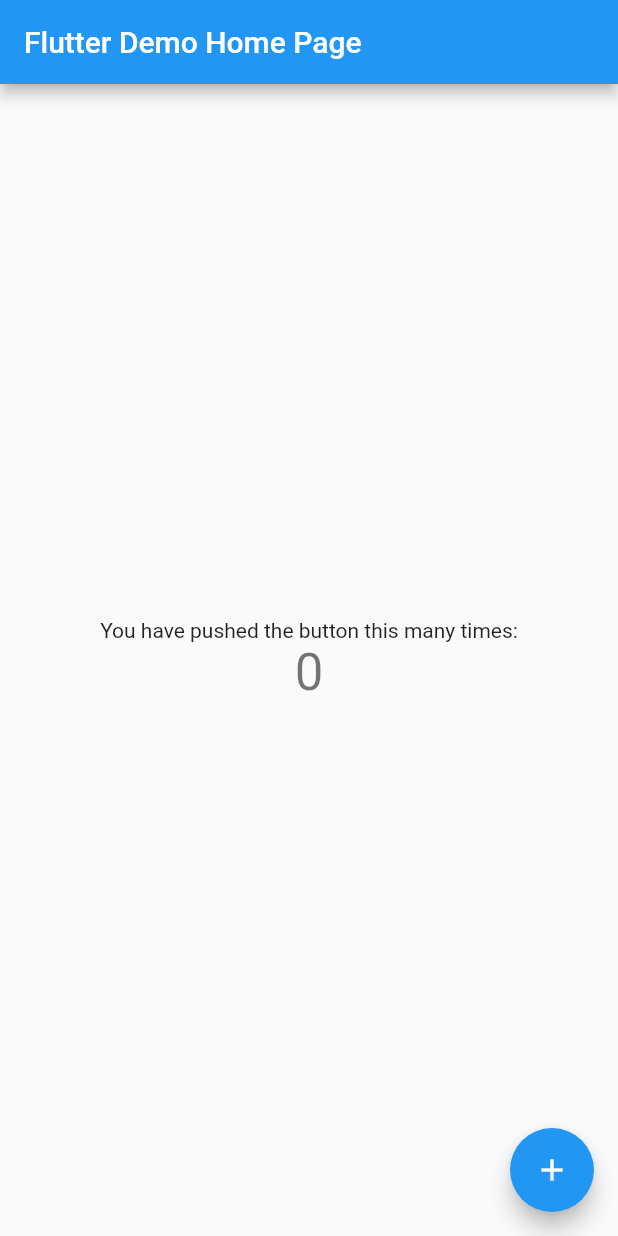
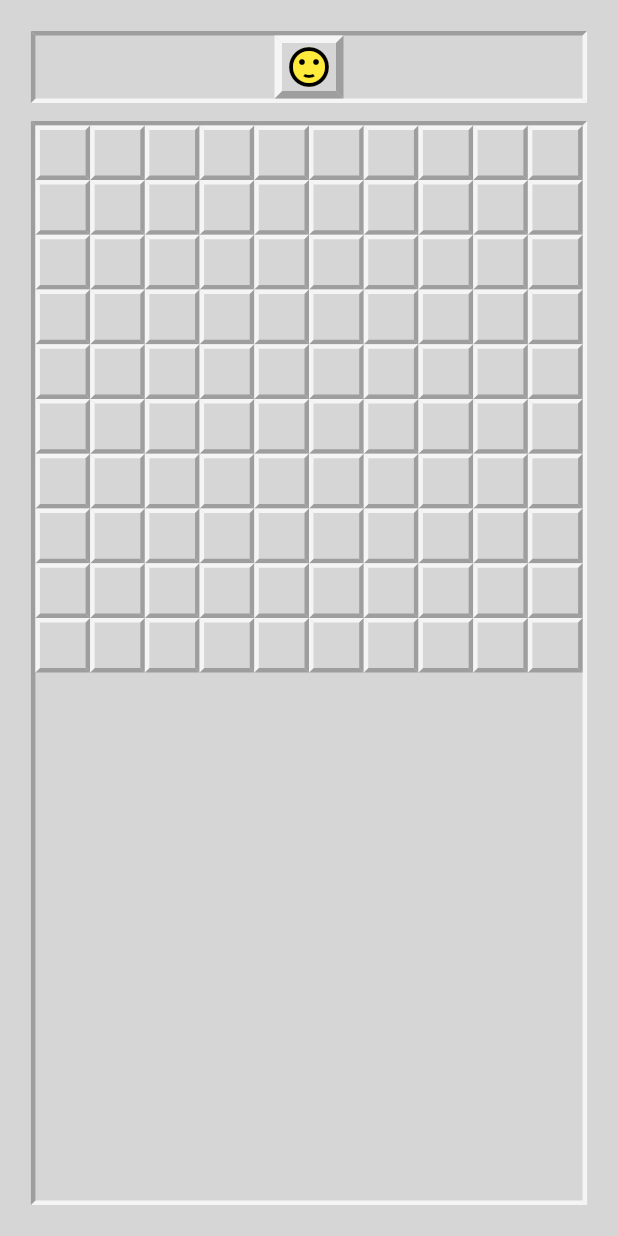
Before and after one commit to feroldi/minesweeper, a Flutter app: the screen it shows after launch, on a phone screen of 412 x 824 dp. Run offline on Flutter 3.47's test engine with Material 2 defaults, Android fonts, the phone set to English and light mode, and no system bars; our stand-ins replace async_redux.

Commit message:
Initial implementation of BoardPage
A `BoardPage` is an interactive widget that shows the player a
minesweeper game board. This is an initial implementation, so you can't
still customize a game's board (e.g., setting number of rows, columns
and mines). That'll be done on another change.

This change also doesn't come with unit tests. That's also coming in a
later commit.

```diff
--- a/client/lib/main.dart
+++ b/client/lib/main.dart
@@ -1,111 +1,71 @@
+import 'package:async_redux/async_redux.dart';
 import 'package:flutter/material.dart';
 
-void main() => runApp(MyApp());
+import 'package:client/minesweeper/board_page_CONNECTOR_widget.dart';
+import 'package:business/minesweeper/models/board_state.dart';
+import 'package:business/minesweeper/models/board_options.dart';
+import 'package:business/minesweeper/models/board_dimensions.dart';
+
+Store<BoardState> store;
+
+void main() {
+  store = Store<BoardState>(
+      initialState: BoardState.generateRandomBoard(
+    options: BoardOptions(
+      dimensions: BoardDimensions(rows: 10, columns: 10),
+      numMines: 10,
+    ),
+  ));
+  runApp(MyApp());
+}
 
 class MyApp extends StatelessWidget {
-  // This widget is the root of your application.
+  @override
+  Widget build(BuildContext context) => StoreProvider<BoardState>(
+        store: store,
+        child: MaterialApp(
+          title: 'Flutter Demo',
+          theme: ThemeData(
+            primarySwatch: Colors.indigo,
+          ),
+          home: SafeArea(
+            child: Scaffold(
+              body: BoardPageConnector(),
+            ),
+          ),
+        ),
+      );
+}
+
+class MyHomePage extends StatelessWidget {
   @override
   Widget build(BuildContext context) {
-    return MaterialApp(
-      title: 'Flutter Demo',
-      theme: ThemeData(
-        // This is the theme of your application.
-        //
-        // Try running your application with "flutter run". You'll see the
-        // application has a blue toolbar. Then, without quitting the app, try
-        // changing the primarySwatch below to Colors.green and then invoke
-        // "hot reload" (press "r" in the console where you ran "flutter run",
-        // or simply save your changes to "hot reload" in a Flutter IDE).
-        // Notice that the counter didn't reset back to zero; the application
-        // is not restarted.
-        primarySwatch: Colors.blue,
+    final screenSize = MediaQuery.of(context).size;
+    return Scaffold(
+      body: SizedBox(
+        width: screenSize.width,
+        height: screenSize.height,
+        child: GridView.count(
+          crossAxisCount: 5,
+          children: List.filled(5 * 8, buildPlaceTile()),
+        ),
       ),
-      home: MyHomePage(title: 'Flutter Demo Home Page'),
     );
   }
 }
 
-class MyHomePage extends StatefulWidget {
-  MyHomePage({Key key, this.title}) : super(key: key);
-
-  // This widget is the home page of your application. It is stateful, meaning
-  // that it has a State object (defined below) that contains fields that affect
-  // how it looks.
-
-  // This class is the configuration for the state. It holds the values (in this
-  // case the title) provided by the parent (in this case the App widget) and
-  // used by the build method of the State. Fields in a Widget subclass are
-  // always marked "final".
-
-  final String title;
-
-  @override
-  _MyHomePageState createState() => _MyHomePageState();
+Container buildPlaceTile({bool isPressed, bool isRevealed}) {
+  final lighter = BorderSide(width: 3.0, color: Colors.grey[100]);
+  final darker = BorderSide(width: 3.0, color: Colors.grey);
+  return Container(
+    decoration: BoxDecoration(
+      color: Colors.grey[350],
+      border: Border(
+        top: lighter,
+        left: lighter,
+        bottom: darker,
+        right: darker,
+      ),
+    ),
+  );
 }
-
-class _MyHomePageState extends State<MyHomePage> {
-  int _counter = 0;
-
-  void _incrementCounter() {
-    setState(() {
-      // This call to setState tells the Flutter framework that something has
-      // changed in this State, which causes it to rerun the build method below
-      // so that the display can reflect the updated values. If we changed
-      // _counter without calling setState(), then the build method would not be
-      // called again, and so nothing would appear to happen.
-      _counter++;
-    });
-  }
-
-  @override
-  Widget build(BuildContext context) {
-    // This method is rerun every time setState is called, for instance as done
-    // by the _incrementCounter method above.
-    //
-    // The Flutter framework has been optimized to make rerunning build methods
-    // fast, so that you can just rebuild anything that needs updating rather
-    // than having to individually change instances of widgets.
-    return Scaffold(
-      appBar: AppBar(
-        // Here we take the value from the MyHomePage object that was created by
-        // the App.build method, and use it to set our appbar title.
-        title: Text(widget.title),
-      ),
-      body: Center(
-        // Center is a layout widget. It takes a single child and positions it
-        // in the middle of the parent.
-        child: Column(
-          // Column is also a layout widget. It takes a list of children and
-          // arranges them vertically. By default, it sizes itself to fit its
-          // children horizontally, and tries to be as tall as its parent.
-          //
-          // Invoke "debug painting" (press "p" in the console, choose the
-          // "Toggle Debug Paint" action from the Flutter Inspector in Android
-          // Studio, or the "Toggle Debug Paint" command in Visual Studio Code)
-          // to see the wireframe for each widget.
-          //
-          // Column has various properties to control how it sizes itself and
-          // how it positions its children. Here we use mainAxisAlignment to
-          // center the children vertically; the main axis here is the vertical
-          // axis because Columns are vertical (the cross axis would be
-          // horizontal).
-          mainAxisAlignment: MainAxisAlignment.center,
-          children: <Widget>[
-            Text(
-              'You have pushed the button this many times:',
-            ),
-            Text(
-              '$_counter',
-              style: Theme.of(context).textTheme.display1,
-            ),
-          ],
-        ),
-      ),
-      floatingActionButton: FloatingActionButton(
-        onPressed: _incrementCounter,
-        tooltip: 'Increment',
-        child: Icon(Icons.add),
-      ), // This trailing comma makes auto-formatting nicer for build methods.
-    );
-  }
-}
--- /dev/null
+++ b/client/lib/minesweeper/board_page_widget.dart
@@ -0,0 +1,217 @@
+import 'package:async_redux/async_redux.dart';
+import 'package:flutter/material.dart';
+
+import 'package:business/minesweeper/models/board_state.dart';
+import 'package:business/minesweeper/models/board_status.dart';
+import 'package:business/minesweeper/models/place.dart';
+import 'package:business/minesweeper/models/place_kind.dart';
+import 'package:business/minesweeper/models/place_state_type.dart';
+import 'package:client/minesweeper/board_page_CONNECTOR_widget.dart';
+
+// TODO: There are a bit of replicated functionalities here, such as
+// minesweeper-like box decorating. It's working right now, but it'd be a good
+// call to refactor these parts out into helper functions.
+
+// FIXME: Some buttons, text etc aren't responsible to screen size changes.
+
+class BoardPage extends StatelessWidget {
+  final int rows;
+  final int columns;
+  final int totalMines;
+  final List<Place> boardData;
+  final BoardStatus gameplayStatus;
+  final Function(Place place) onTileTap;
+  final Function(Place place) onTilePress;
+  final VoidCallback onPlayerReactionButtonTap;
+
+  BoardPage({
+    @required this.rows,
+    @required this.columns,
+    @required this.totalMines,
+    @required this.boardData,
+    @required this.gameplayStatus,
+    @required this.onTileTap,
+    @required this.onTilePress,
+    @required this.onPlayerReactionButtonTap,
+  });
+
+  @override
+  Widget build(BuildContext context) {
+    final mediaSize = MediaQuery.of(context).size;
+    final board = GridView.builder(
+      gridDelegate: SliverGridDelegateWithFixedCrossAxisCount(
+        crossAxisCount: rows,
+      ),
+      itemBuilder: (context, index) => buildPlaceTile(
+          place: boardData[index],
+          iconSize: 138.0 / rows,
+          onTileTap: onTileTap,
+          onTilePress: onTilePress),
+      itemCount: rows * columns,
+    );
+
+    return Container(
+      color: Colors.grey[350],
+      child: Padding(
+        padding: EdgeInsets.all(mediaSize.width * 0.05),
+        child: Column(
+          children: <Widget>[
+            buildBoardHeader(
+                gameplayStatus: gameplayStatus,
+                onPlayerReactionButtonTap: onPlayerReactionButtonTap),
+            SizedBox(height: 12.0),
+            Expanded(
+              child: Container(
+                decoration: BoxDecoration(
+                  border: Border(
+                    top: BorderSide(width: 3.0, color: Colors.grey),
+                    left: BorderSide(width: 3.0, color: Colors.grey),
+                    bottom: BorderSide(width: 3.0, color: Colors.grey[100]),
+                    right: BorderSide(width: 3.0, color: Colors.grey[100]),
+                  ),
+                ),
+                child: board,
+              ),
+            ),
+          ],
+        ),
+      ),
+    );
+  }
+}
+
+Container buildBoardHeader(
+    {BoardStatus gameplayStatus, VoidCallback onPlayerReactionButtonTap}) {
+  return Container(
+    height: 48.0,
+    decoration: BoxDecoration(
+      border: Border(
+        top: BorderSide(width: 3.0, color: Colors.grey),
+        left: BorderSide(width: 3.0, color: Colors.grey),
+        bottom: BorderSide(width: 3.0, color: Colors.grey[100]),
+        right: BorderSide(width: 3.0, color: Colors.grey[100]),
+      ),
+    ),
+    child: Center(
+        child: buildPlayerReactionButton(
+            gameplayStatus: gameplayStatus,
+            onPlayerReactionButtonTap: onPlayerReactionButtonTap)),
+  );
+}
+
+GestureDetector buildPlayerReactionButton(
+    {BoardStatus gameplayStatus, VoidCallback onPlayerReactionButtonTap}) {
+  final playerReaction = Container(
+    width: 46.0,
+    height: 46.0,
+    decoration: BoxDecoration(
+      border: Border(
+        top: BorderSide(width: 5.0, color: Colors.grey[100]),
+        left: BorderSide(width: 5.0, color: Colors.grey[100]),
+        bottom: BorderSide(width: 5.0, color: Colors.grey),
+        right: BorderSide(width: 5.0, color: Colors.grey),
+      ),
+    ),
+    child: Stack(
+      alignment: AlignmentDirectional.center,
+      children: <Widget>[
+        Padding(
+          padding: EdgeInsets.all(3.0),
+          child: Container(
+            decoration: BoxDecoration(
+              shape: BoxShape.circle,
+              color: Colors.yellow,
+            ),
+          ),
+        ),
+        Icon(
+          gameplayStatus == BoardStatus.playing
+              ? Icons.sentiment_satisfied
+              : gameplayStatus == BoardStatus.victory
+                  ? Icons.sentiment_very_satisfied
+                  : Icons.sentiment_very_dissatisfied,
+          color: Colors.black,
+          size: 32.0,
+        ),
+      ],
+    ),
+  );
+
+  return GestureDetector(
+    onTap: onPlayerReactionButtonTap,
+    child: playerReaction,
+  );
+}
+
+GestureDetector buildPlaceTile(
+    {Place place,
+    double iconSize,
+    Function(Place place) onTileTap,
+    Function(Place place) onTilePress}) {
+  final isPlaceRevealed = isRevealedState(place.state);
+  final lighter = BorderSide(width: 3.0, color: Colors.grey[100]);
+  final darker =
+      BorderSide(width: isPlaceRevealed ? 1.0 : 3.0, color: Colors.grey);
+
+  final bgColor = isPlaceRevealed ? Colors.grey[200] : Colors.grey[350];
+  final topLeftColor = isPlaceRevealed ? darker : lighter;
+  final bottomRightColor = darker;
+
+  final mineCounterColor = [
+    Colors.blue[600],
+    Colors.green[600],
+    Colors.red[600],
+    Colors.blue[900],
+    Colors.green[900],
+    Colors.red[900],
+    Colors.black,
+    Colors.grey,
+  ];
+
+  final tileContent = () {
+    switch (place.state) {
+      case PlaceStateType.closed:
+        return null;
+      case PlaceStateType.flagged:
+        return Text("🚩",
+            style: TextStyle(
+              color: Colors.red,
+              fontSize: iconSize,
+            ));
+      case PlaceStateType.wronglyFlagged:
+        return Text("❌", style: TextStyle(fontSize: iconSize));
+      case PlaceStateType.opened:
+        if (place.neighbourMinesCount > 0) {
+          final minesCount = place.neighbourMinesCount;
+          return Text("$minesCount",
+              style: TextStyle(
+                color: mineCounterColor[minesCount - 1],
+                fontWeight: FontWeight.bold,
+                fontSize: iconSize,
+              ));
+        }
+        return null;
+      case PlaceStateType.exploded:
+        return Text("💣", style: TextStyle(fontSize: iconSize));
+    }
+  };
+
+  final tileContainer = Container(
+    decoration: BoxDecoration(
+      color: bgColor,
+      border: Border(
+        top: topLeftColor,
+        left: topLeftColor,
+        bottom: bottomRightColor,
+        right: bottomRightColor,
+      ),
+    ),
+    child: Center(child: tileContent()),
+  );
+
+  return GestureDetector(
+    onTap: () => onTileTap(place),
+    onLongPress: () => onTilePress(place),
+    child: tileContainer,
+  );
+}
```
Also changed, not shown: client/lib/minesweeper/board_page_CONNECTOR_widget.dart (added, +65 -0 lines), client/pubspec.lock, 1 other file.
